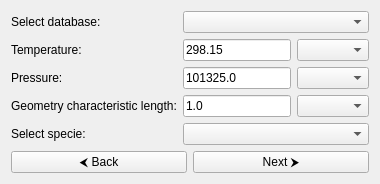
Above: GUI/Ubuntu/src/gui/ui/input/vacuum_page.ui from srebughini/ASALI before the change. Below: the same form after it.
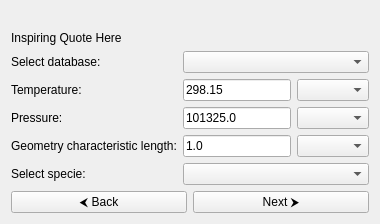
That is the form after the change. Icons and pictures are not drawn.

```diff
--- a/GUI/Ubuntu/src/gui/ui/input/vacuum_page.ui
+++ b/GUI/Ubuntu/src/gui/ui/input/vacuum_page.ui
@@ -2,6 +2,22 @@
 <ui version="4.0">
     <class>VacuumInputPage</class>
         <widget class="QWidget" name="VacuumInputPage">
+            <layout class="QVBoxLayout" name="beerLogoLayout">
+                <item>
+                    <widget class="QLabel" name="logoLabel">
+                        <property name="pixmap">
+                            <pixmap>:images/BigLogo.png</pixmap> <!-- Reference to logo -->
+                        </property>
+                    </widget>
+                </item>
+                <item>
+                    <widget class="QLabel" name="beerQuoteLabel">
+                        <property name="text">
+                            <string>Inspiring Quote Here</string>
+                        </property>
+                    </widget>
+                </item>
+                <item>
             <layout class="QGridLayout" name="gridLayout">
                 <!-- Row 0 -->
                 <item row="0" column="0">
@@ -109,6 +125,8 @@
                                     <string>Go to the results page</string>
                                 </property>
                             </widget>
+                                </item>
+                            </layout>
                         </item>
                     </layout>
                 </item>
```
Lines whose indentation alone changed are shown as unchanged.
